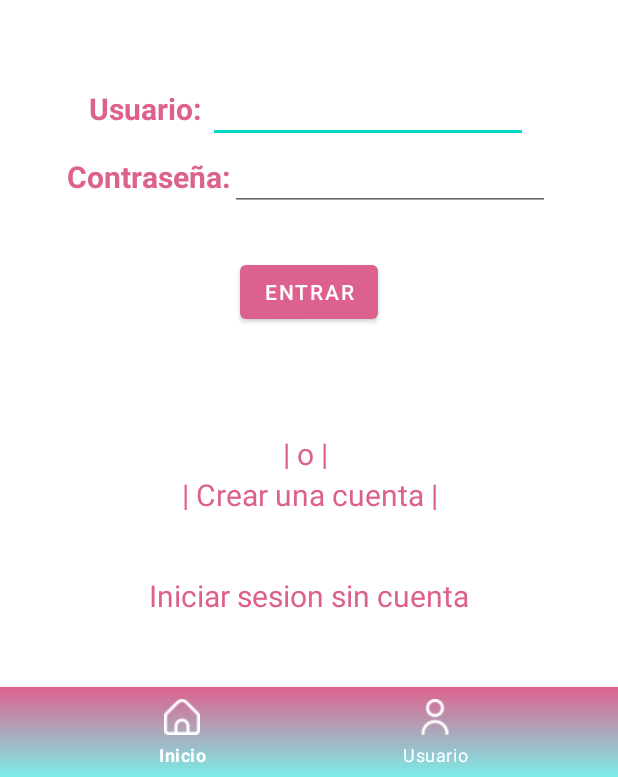
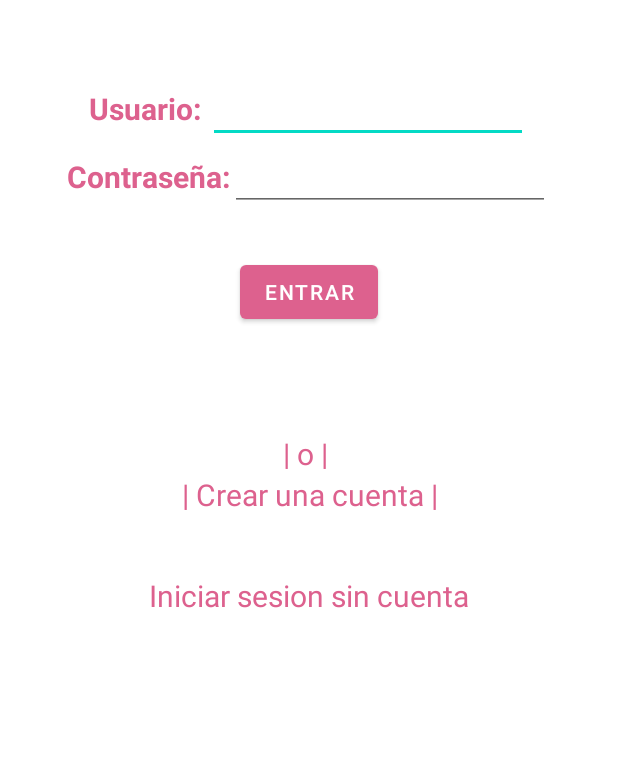
Before and after one commit to andreitaglz1/Blooming, an Android app: the screen it shows after launch (MainActivity), on a phone screen of 412 x 824 dp, the part 459-1236 px from its top. Run offline under Robolectric (Android 15) with nearby library versions, the phone set to English and light mode, and no system bars.

Commit message:
a saber que es esto

```diff
--- a/app/src/main/java/ni/edu/uca/blooming/MainActivity.kt
+++ b/app/src/main/java/ni/edu/uca/blooming/MainActivity.kt
@@ -1,5 +1,6 @@
 package ni.edu.uca.blooming
 
+import android.content.Intent
 import android.os.Bundle
 import android.view.MenuItem
 import android.widget.Toast
@@ -8,6 +9,10 @@ import androidx.appcompat.app.AppCompatActivity
 import androidx.navigation.NavController
 import androidx.navigation.Navigation
 import ni.edu.uca.blooming.databinding.ActivityMainBinding
+import ni.edu.uca.blooming.ui.help.HelpFragment
+import ni.edu.uca.blooming.ui.privacy.PrivacyFragment
+import ni.edu.uca.blooming.ui.terminos.TerminosFragment
+import ni.edu.uca.blooming.ui.usability.UsabilityFragment
 
 class MainActivity  : AppCompatActivity(){
     private lateinit var binding: ActivityMainBinding
@@ -20,30 +25,16 @@ class MainActivity  : AppCompatActivity(){
         binding = ActivityMainBinding.inflate(layoutInflater)
         setContentView(binding.root)
 
-            navController = Navigation.findNavController(this, R.id.nav_host_fragment_content_main)
+        //navController = Navigation.findNavController(this, R.id.nav_host_fragment_content_main)
 
-            //for nav drawer
-            toggle = ActionBarDrawerToggle(this, binding.root, R.string.open, R.string.close)
-            binding.root.addDrawerListener(toggle)
-            toggle.syncState()
-            supportActionBar?.setDisplayHomeAsUpEnabled(true)
+        //for nav drawer
+        toggle = ActionBarDrawerToggle(this, binding.root, R.string.open, R.string.close)
+        binding.root.addDrawerListener(toggle)
+        toggle.syncState()
+        supportActionBar?.setDisplayHomeAsUpEnabled(true)
 
+    }
 
-            //bottom navigation
-           /* binding.bottomNav.setOnItemSelectedListener { it ->
-                when (it.itemId) {
-                    R.id.btnInicio -> {
-                        navController.navigate(R.id.)
-                    }
-                    R.id.btnUsuario -> {
-                        navController.navigate(R.id.infoAccountFragment)
-                    }
-                }
-                true
-
-            } */
-
-        }
 
     override fun onOptionsItemSelected(item: MenuItem): Boolean {
 
--- a/app/src/main/java/ni/edu/uca/blooming/ui/login/LoginFragment.kt
+++ b/app/src/main/java/ni/edu/uca/blooming/ui/login/LoginFragment.kt
@@ -47,7 +47,7 @@ class LoginFragment : Fragment() {
                 val passwTemp: String = binding.etPassword.text.toString()
 
                 if (userTemp == "Baam" && passwTemp == "1234.") {
-                    Navigation.findNavController(binding.root).navigate(R.id.homePageFragment)
+                    Navigation.findNavController(binding.root).navigate(R.id.homeFragment)
                 } else {
                     Toast.makeText(
                         this.context,
--- a/app/src/main/java/ni/edu/uca/blooming/ui/post/BloomAdapter.kt
+++ b/app/src/main/java/ni/edu/uca/blooming/ui/post/BloomAdapter.kt
@@ -1,18 +1,15 @@
 package ni.edu.uca.blooming.ui.data
 
 import android.view.LayoutInflater
-import android.view.MenuItem
 import android.view.View
 import android.view.ViewGroup
-import android.widget.EditText
 import android.widget.ImageButton
 import android.widget.TextView
 import androidx.recyclerview.widget.DiffUtil
 import androidx.recyclerview.widget.ListAdapter
 import androidx.recyclerview.widget.RecyclerView
-import ni.edu.uca.blooming.Posts
+import ni.edu.uca.blooming.ui.post.Posts
 import ni.edu.uca.blooming.R
-import ni.edu.uca.blooming.ui.post.PostViewHolder
 
 class BloomAdapter(private val itemClickListener: OnItemClickListener) : ListAdapter<Posts, BloomAdapter.BloomViewHolder> (DiffCallback()){
 
--- a/app/src/main/java/ni/edu/uca/blooming/ListaPost.kt
+++ b/app/src/main/java/ni/edu/uca/blooming/ui/post/ListaPost.kt
@@ -1,4 +1,4 @@
-package ni.edu.uca.blooming
+package ni.edu.uca.blooming.ui.post
 
 class ListaPost {
     companion object {
--- a/app/src/main/java/ni/edu/uca/blooming/ui/post/PostAdapter.kt
+++ b/app/src/main/java/ni/edu/uca/blooming/ui/post/PostAdapter.kt
@@ -3,7 +3,6 @@ package ni.edu.uca.blooming.ui.post
 import android.view.LayoutInflater
 import android.view.ViewGroup
 import androidx.recyclerview.widget.RecyclerView
-import ni.edu.uca.blooming.Posts
 import ni.edu.uca.blooming.R
 
 class PostAdapter(private val listaPosts: List<Posts>): RecyclerView.Adapter<PostViewHolder>()  {
--- a/app/src/main/java/ni/edu/uca/blooming/ui/post/PostFragment.kt
+++ b/app/src/main/java/ni/edu/uca/blooming/ui/post/PostFragment.kt
@@ -20,7 +20,7 @@ class PostFragment : Fragment() {
     ): View {
         binding = FragmentPostBinding.inflate(layoutInflater)
         binding.btnPubBloom.setOnClickListener(){
-            findNavController().navigate(R.id.homePageFragment)
+            findNavController().navigate(R.id.homeFragment)
 
         }
 
--- a/app/src/main/java/ni/edu/uca/blooming/ui/post/PostViewHolder.kt
+++ b/app/src/main/java/ni/edu/uca/blooming/ui/post/PostViewHolder.kt
@@ -2,7 +2,6 @@ package ni.edu.uca.blooming.ui.post
 
 import android.view.View
 import androidx.recyclerview.widget.RecyclerView
-import ni.edu.uca.blooming.Posts
 import ni.edu.uca.blooming.databinding.ItemListabloomBinding
 
 class PostViewHolder(view: View) : RecyclerView.ViewHolder(view) {
--- a/app/src/main/java/ni/edu/uca/blooming/Posts.kt
+++ b/app/src/main/java/ni/edu/uca/blooming/ui/post/Posts.kt
@@ -1,4 +1,4 @@
-package ni.edu.uca.blooming
+package ni.edu.uca.blooming.ui.post
 
 
 data class Posts (
--- a/app/src/main/res/layout/activity_main.xml
+++ b/app/src/main/res/layout/activity_main.xml
@@ -7,7 +7,7 @@
     android:layout_width="match_parent"
     android:layout_height="match_parent"
     android:fitsSystemWindows="true"
-    tools:openDrawer="">
+    tools:openDrawer="start">
 
     <androidx.fragment.app.FragmentContainerView
         android:id="@+id/nav_host_fragment_content_main"
@@ -34,19 +34,5 @@
         android:background="@color/jazzberry_jam"
         app:headerLayout="@layout/nav_header_main"
         app:menu="@menu/nav_menu" />
-<RelativeLayout
-    android:layout_width="match_parent"
-    android:layout_height="wrap_content"
-    android:gravity="bottom">
-
-    <com.google.android.material.bottomnavigation.BottomNavigationView
-        android:layout_width="match_parent"
-        android:id="@+id/bottom_nav"
-        android:layout_height="60dp"
-        app:itemTextColor="@color/white"
-        app:itemIconTint="@color/white"
-        android:background="@drawable/gradient_pink"
-        app:menu="@menu/bottom_nav"/>
-</RelativeLayout>
 
 </androidx.drawerlayout.widget.DrawerLayout>
--- a/app/src/main/res/menu/bottom_nav.xml
+++ /dev/null
@@ -1,18 +0,0 @@
-<?xml version="1.0" encoding="utf-8"?>
-<menu xmlns:android="http://schemas.android.com/apk/res/android">
-
-    <item
-        android:id="@+id/btnInicio"
-        android:enabled="true"
-        android:title="@string/btnHome"
-        android:icon="@drawable/home"
-        />
-
-    <item
-        android:id="@+id/btnUsuario"
-        android:enabled="true"
-        android:title="@string/btnUser"
-        android:icon="@drawable/user"
-        />
-
-</menu>
--- a/app/src/main/res/menu/nav_menu.xml
+++ b/app/src/main/res/menu/nav_menu.xml
@@ -1,5 +1,8 @@
 <?xml version="1.0" encoding="utf-8"?>
 <menu xmlns:android="http://schemas.android.com/apk/res/android">
+
+    <group android:checkableBehavior="single">
+
 
         <item android:id="@+id/nav_Usability"
             android:menuCategory="system"
@@ -20,4 +23,7 @@
             android:menuCategory="system"
             android:title="@string/terminos_y_condiciones"
             android:icon="@drawable/term_y_condiciones_icon"/>
+
+        </group>
+
     </menu>
--- a/app/src/main/res/navigation/nav_graph.xml
+++ b/app/src/main/res/navigation/nav_graph.xml
@@ -16,14 +16,14 @@
         android:label="fragment_login"
         tools:layout="@layout/fragment_login" >
         <action
-            android:id="@+id/login_to_home"
-            app:destination="@id/homePageFragment" />
-        <action
             android:id="@+id/action_loginFragment_to_createAccountFragment"
             app:destination="@id/createAccountFragment" />
         <action
             android:id="@+id/action_loginFragment_to_homeAlterno"
             app:destination="@id/homeAlterno" />
+        <action
+            android:id="@+id/action_loginFragment_to_homeFragment"
+            app:destination="@id/homeFragment" />
     </fragment>
     <fragment
         android:id="@+id/helpFragment"
@@ -41,37 +41,13 @@
         android:label="fragment_usability"
         tools:layout="@layout/fragment_usability" />
     <fragment
-        android:id="@+id/homePageFragment"
-        android:name="ni.edu.uca.blooming.ui.homepage.HomePageFragment"
-        android:label="fragment_home_page"
-        tools:layout="@layout/fragment_home_page" >
-        <action
-            android:id="@+id/action_homePageFragment_to_postFragment"
-            app:destination="@id/postFragment" />
-    </fragment>
-    <fragment
-        android:id="@+id/postFragment"
-        android:name="ni.edu.uca.blooming.ui.post.PostFragment"
-        android:label="fragment_post"
-        tools:layout="@layout/fragment_post" >
-        <action
-            android:id="@+id/action_postFragment_to_homePageFragment"
-            app:destination="@id/homePageFragment" />
-    </fragment>
-    <fragment
         android:id="@+id/infoAccountFragment"
-        android:name="ni.edu.uca.blooming.ui.account.InfoAccountFragment"
         android:label="fragment_info_account"
         tools:layout="@layout/fragment_info_account" />
     <fragment
         android:id="@+id/createAccountFragment"
-        android:name="ni.edu.uca.blooming.ui.account.CreateAccountFragment"
         android:label="fragment_create_account"
-        tools:layout="@layout/fragment_create_account" >
-        <action
-            android:id="@+id/action_createAccountFragment_to_loginFragment"
-            app:destination="@id/loginFragment" />
-    </fragment>
+        tools:layout="@layout/fragment_create_account" />
     <fragment
         android:id="@+id/homeAlterno"
         android:name="ni.edu.uca.blooming.ui.homepage.HomeAlterno"
@@ -81,4 +57,22 @@
             android:id="@+id/action_homeAlterno_to_loginFragment"
             app:destination="@id/loginFragment" />
     </fragment>
+    <fragment
+        android:id="@+id/homeFragment"
+        android:name="ni.edu.uca.blooming.ui.home.HomeFragment"
+        android:label="fragment_home"
+        tools:layout="@layout/fragment_home" >
+        <action
+            android:id="@+id/action_homeFragment_to_usabilityFragment"
+            app:destination="@id/usabilityFragment" />
+        <action
+            android:id="@+id/action_homeFragment_to_privacyFragment"
+            app:destination="@id/privacyFragment" />
+        <action
+            android:id="@+id/action_homeFragment_to_helpFragment"
+            app:destination="@id/helpFragment" />
+        <action
+            android:id="@+id/action_homeFragment_to_terminosFragment"
+            app:destination="@id/terminosFragment" />
+    </fragment>
 </navigation>
```
Also changed, not shown: app/src/main/java/ni/edu/uca/blooming/ui/account/CreateAccountFragment.kt (deleted, +0 -57 lines), app/src/main/java/ni/edu/uca/blooming/ui/account/InfoAccountFragment.kt (deleted, +0 -24 lines), app/src/main/java/ni/edu/uca/blooming/ui/home/HomeFragment.kt (+25 -5 lines), app/src/main/res/layout/fragment_home.xml (+15 -5 lines).
